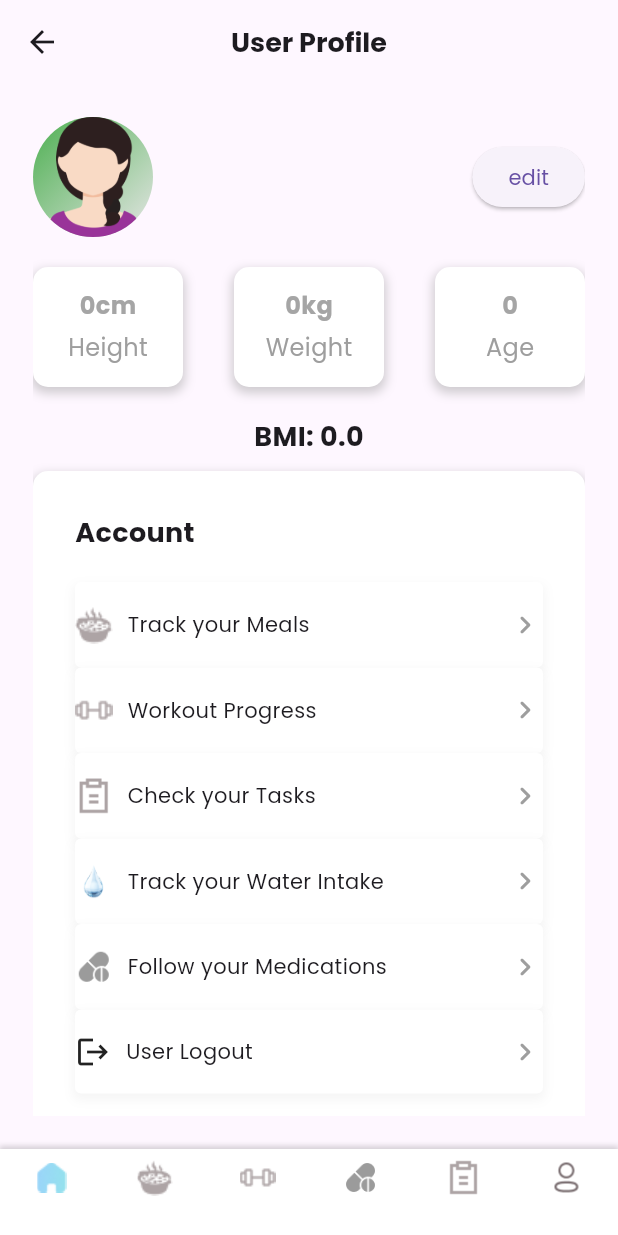
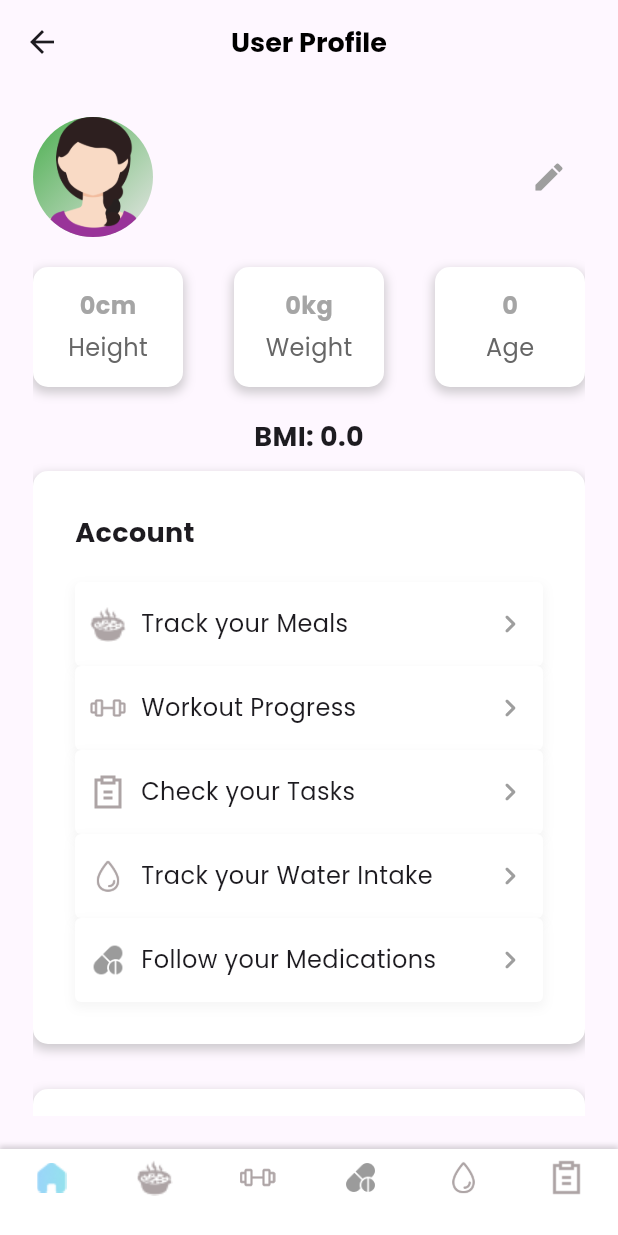
Before and after one commit to MahmodAhmed1/grad_project, a Flutter app: the ProfilePage screen opened directly, on a phone screen of 412 x 824 dp. Run offline on Flutter 3.47's test engine with Material 3 defaults, Android fonts, the phone set to English and light mode, and no system bars; our stand-ins replace bloc, conditional_builder_null_safety, equatable, flutter_bloc, flutter_local_notifications, flutter_slidable and 8 more; missing offline and left inert: duration_picker, flutter_ringtone_player; accounts and stored records are empty; network calls fail; key blocks and very long unbroken strings in the code were emptied for the run.

Commit message:
some edit in icons

```diff
--- a/lib/profile_page/profile_detail_card.dart
+++ b/lib/profile_page/profile_detail_card.dart
@@ -40,7 +40,7 @@ class ProfileDetailCard extends StatelessWidget {
             label,
             style: const TextStyle(
               fontSize: 16,
-              color: Colors.grey,
+              color: Color.fromARGB(255, 102, 102, 102),
             ),
           ),
         ],
--- a/lib/profile_page/profile_option.dart
+++ b/lib/profile_page/profile_option.dart
@@ -1,26 +1,29 @@
 import 'package:flutter/material.dart';
 
 class ProfileOption extends StatelessWidget {
-  final dynamic icon;
+  final Widget destination;
+  final String icon;
   final String label;
-  final Widget destination;
+  final VoidCallback? onTap;
 
   const ProfileOption({
     Key? key,
+    required this.destination,
     required this.icon,
     required this.label,
-    required this.destination,
+    this.onTap,
   }) : super(key: key);
 
   @override
   Widget build(BuildContext context) {
     return InkWell(
-      onTap: () {
-        Navigator.push(
-          context,
-          MaterialPageRoute(builder: (context) => destination),
-        );
-      },
+      onTap: onTap ??
+          () {
+            Navigator.push(
+              context,
+              MaterialPageRoute(builder: (context) => destination),
+            );
+          },
       child: Container(
         decoration: BoxDecoration(
           color: Colors.white,
@@ -35,22 +38,20 @@ class ProfileOption extends StatelessWidget {
           borderRadius: BorderRadius.circular(4),
         ),
         child: Padding(
-          padding: const EdgeInsets.symmetric(vertical: 16, horizontal: 0),
+          padding: const EdgeInsets.symmetric(vertical: 16, horizontal: 10),
           child: Row(
             mainAxisAlignment: MainAxisAlignment.start,
             children: [
-              icon is IconData
-                  ? Icon(icon)
-                  : SizedBox(
-                      width: 25,
-                      child: Image.asset(
-                        icon,
-                        fit: BoxFit.cover,
-                      ),
-                    ),
+              icon.startsWith('assets/')
+                  ? Image.asset(icon, height: 24, width: 24)
+                  : Icon(
+                      IconData(int.parse(icon), fontFamily: 'MaterialIcons')),
               const SizedBox(width: 10),
               Expanded(
-                child: Text(label),
+                child: Text(
+                  label,
+                  style: const TextStyle(fontSize: 16),
+                ),
               ),
               const Icon(
                 Icons.chevron_right_rounded,
--- a/lib/profile_page/profile_section.dart
+++ b/lib/profile_page/profile_section.dart
@@ -1,8 +1,5 @@
 import 'package:flutter/material.dart';
-import 'package:pyramend/authentication/views/provider.dart';
-import 'package:pyramend/profile_page/profile_option.dart';
-// import '../../authentication/views/provider.dart';
-import 'package:provider/provider.dart';
+import 'profile_option.dart';
 
 class ProfileSection extends StatelessWidget {
   final String title;
@@ -40,43 +37,6 @@ class ProfileSection extends StatelessWidget {
           ),
           sizedBoxHeight(20),
           ...options,
-          InkWell(
-            onTap: () {
-              Provider.of<UserProvider>(context, listen: false)
-                  .clearLoginState(context);
-            },
-            child: Container(
-              decoration: BoxDecoration(
-                color: Colors.white,
-                boxShadow: [
-                  BoxShadow(
-                    color: Colors.grey.withOpacity(0.1),
-                    spreadRadius: 1,
-                    blurRadius: 5,
-                    offset: const Offset(0, 3),
-                  ),
-                ],
-                borderRadius: BorderRadius.circular(4),
-              ),
-              child: const Padding(
-                padding: EdgeInsets.symmetric(vertical: 16, horizontal: 0),
-                child: Row(
-                  mainAxisAlignment: MainAxisAlignment.start,
-                  children: [
-                    Icon(Icons.logout),
-                    SizedBox(width: 10),
-                    Expanded(
-                      child: Text("User Logout"),
-                    ),
-                    Icon(
-                      Icons.chevron_right_rounded,
-                      color: Colors.grey,
-                    ),
-                  ],
-                ),
-              ),
-            ),
-          ),
         ],
       ),
     );
@@ -86,7 +46,3 @@ class ProfileSection extends StatelessWidget {
     return SizedBox(height: height);
   }
 }
-
-SizedBox sizedBoxWidth(double width) {
-  return SizedBox(width: width);
-}
--- a/lib/profile_page/user_profile_widget.dart
+++ b/lib/profile_page/user_profile_widget.dart
@@ -1,18 +1,21 @@
 import 'package:flutter/material.dart';
+import 'package:pyramend/authentication/views/provider.dart';
+import 'package:pyramend/shared/componenets/constants/constants.dart';
+import 'package:pyramend/task_management/shared/components/components.dart';
+import 'package:shared_preferences/shared_preferences.dart';
+import 'edit_profile.dart';
+import 'profile_detail_card.dart';
+import 'profile_image.dart';
+import 'profile_option.dart';
+import 'profile_section.dart';
 import 'package:pyramend/dashboard/views/home_page.dart';
 import 'package:pyramend/fitness/views/daily_workouts.dart';
 import 'package:pyramend/health/views/health.dart';
 import 'package:pyramend/meals/views/meal_view.dart';
-import 'package:pyramend/profile_page/edit_profile.dart';
-import 'package:pyramend/profile_page/profile_detail_card.dart';
-import 'package:pyramend/profile_page/profile_image.dart';
-import 'package:pyramend/profile_page/profile_option.dart';
-import 'package:pyramend/profile_page/profile_section.dart';
 import 'package:pyramend/shared/componenets/common_widgets/nav_bar.dart';
-import 'package:pyramend/task_management/shared/components/components.dart';
 import 'package:pyramend/task_management/views/todo_app_home.dart';
 import 'package:pyramend/water_intake/views/water_intake.dart';
-import 'package:shared_preferences/shared_preferences.dart';
+import 'package:provider/provider.dart';
 
 class ProfilePage extends StatefulWidget {
   const ProfilePage({super.key});
@@ -65,10 +68,11 @@ class _ProfilePageState extends State<ProfilePage> {
 
     return Scaffold(
       appBar: AppBar(
-          title: const Text(
+          title: Text(
             'User Profile',
             style: TextStyle(
-              fontSize: 18,
+              color: Colors.black,
+              fontSize: mediumFontSize,
               fontWeight: FontWeight.bold,
             ),
           ),
@@ -96,11 +100,12 @@ class _ProfilePageState extends State<ProfilePage> {
                       ),
                     ),
                   ),
-                  ElevatedButton(
+                  IconButton(
                     onPressed: () {
                       navigateTo(context, EditProfile());
                     },
-                    child: const Text("edit"),
+                    icon: const Icon(Icons.edit),
+                    color: Colors.grey,
                   ),
                 ],
               ),
@@ -137,7 +142,7 @@ class _ProfilePageState extends State<ProfilePage> {
               ProfileSection(
                 title: "Account",
                 options: [
-                  const ProfileOption(
+                  ProfileOption(
                     destination: MealView(),
                     icon: 'assets/icons/meal_menu_icon.png',
                     label: "Track your Meals",
@@ -152,12 +157,12 @@ class _ProfilePageState extends State<ProfilePage> {
                     icon: 'assets/icons/task_menu_icon.png',
                     label: "Check your Tasks",
                   ),
-                  const ProfileOption(
+                  ProfileOption(
                     destination: WaterIntakeHome(),
                     icon: 'assets/icons/water_menu_icon.png',
                     label: "Track your Water Intake",
                   ),
-                  const ProfileOption(
+                  ProfileOption(
                     destination: HealthView(),
                     icon: 'assets/imgs/pills.png',
                     label: "Follow your Medications",
@@ -165,24 +170,28 @@ class _ProfilePageState extends State<ProfilePage> {
                 ],
               ),
               sizedBoxHeight(30),
-              const ProfileSection(
+              ProfileSection(
                 title: "Other",
                 options: [
                   ProfileOption(
                     destination: HomePage(),
-                    icon: Icons.mail_outline,
+                    icon: Icons.mail_outline.codePoint.toString(),
                     label: "Contact Us",
                   ),
                   ProfileOption(
                     destination: HomePage(),
-                    icon: Icons.privacy_tip_outlined,
+                    icon: Icons.privacy_tip_outlined.codePoint.toString(),
                     label: "Privacy Policy",
                   ),
-                  // ProfileOption(
-                  //   destination: HomePage(),
-                  //   icon: Icons.logout,
-                  //   label: "User Logout",
-                  // ),
+                  ProfileOption(
+                    destination: HomePage(),
+                    icon: Icons.logout.codePoint.toString(),
+                    label: "User Logout",
+                    onTap: () {
+                      Provider.of<UserProvider>(context, listen: false)
+                          .clearLoginState(context);
+                    },
+                  ),
                 ],
               ),
             ],
@@ -192,4 +201,8 @@ class _ProfilePageState extends State<ProfilePage> {
       bottomNavigationBar: const NavBarView(),
     );
   }
+
+  SizedBox sizedBoxHeight(double height) {
+    return SizedBox(height: height);
+  }
 }
--- a/lib/shared/componenets/common_widgets/nav_bar.dart
+++ b/lib/shared/componenets/common_widgets/nav_bar.dart
@@ -6,6 +6,7 @@ import 'package:pyramend/health/views/health.dart';
 import 'package:pyramend/meals/views/meal_view.dart';
 import 'package:pyramend/profile_page/user_profile_widget.dart';
 import 'package:pyramend/task_management/views/todo_app_home.dart';
+import 'package:pyramend/water_intake/views/water_intake.dart';
 import '../../styles/colors/colors.dart';
 
 class NavBarView extends StatefulWidget {
@@ -22,8 +23,8 @@ class _NavBarViewState extends State<NavBarView> {
     const MealView(),
     DailyWorkouts(),
     const HealthView(),
+    const WaterIntakeHome(),
     TodoAppHome(),
-    ProfilePage(),
   ];
 
   @override
@@ -52,7 +53,11 @@ class _NavBarViewState extends State<NavBarView> {
             activeIcon: Image.asset('assets/icons/selected_meal_menu_icon.png'),
           ),
           BottomNavigationBarItem(
-            icon: Image.asset('assets/icons/fitness_menu_icon.png'),
+            icon: Container(
+              width: 24,
+              height: 24,
+              child: Image.asset('assets/icons/fitness_menu_icon.png'),
+            ),
             label: '',
             activeIcon:
                 Image.asset('assets/icons/selected_fitness_menu_icon.png'),
@@ -67,16 +72,16 @@ class _NavBarViewState extends State<NavBarView> {
             activeIcon: Image.asset('assets/icons/selected_task_menu_icon.png'),
           ),
           BottomNavigationBarItem(
-            icon: Image.asset('assets/icons/task_menu_icon.png'),
+            icon: Container(
+              width: 24,
+              height: 24,
+              child: Image.asset('assets/icons/water_menu_icon.png'),
+            ),
             label: '',
             activeIcon: Image.asset('assets/icons/selected_task_menu_icon.png'),
           ),
           BottomNavigationBarItem(
-            icon: Container(
-              width: 24,
-              height: 24,
-              child: Image.asset('assets/icons/profile_menu_icon.png'),
-            ),
+            icon: Image.asset('assets/icons/task_menu_icon.png'),
             label: '',
             activeIcon: Image.asset('assets/icons/selected_task_menu_icon.png'),
           ),
--- a/lib/task_management/views/task item box/task_name_container.dart
+++ b/lib/task_management/views/task item box/task_name_container.dart
@@ -9,6 +9,10 @@ class TaskNameContainer extends StatelessWidget {
   Widget build(BuildContext context) {
     return GestureDetector(
       onTap: () => print("Task Name Container"),
+      child: ConstrainedBox(
+        constraints: const BoxConstraints(
+          maxWidth: 200,
+        ),
         child: Text(
           task["taskName"],
           maxLines: 1,
@@ -19,6 +23,7 @@ class TaskNameContainer extends StatelessWidget {
             color: Color.fromARGB(255, 66, 66, 66),
           ),
         ),
+      ),
     );
   }
 }
--- a/lib/task_management/views/todo_app_home.dart
+++ b/lib/task_management/views/todo_app_home.dart
@@ -1,4 +1,5 @@
 import 'package:flutter/material.dart';
+import 'package:pyramend/shared/componenets/constants/constants.dart';
 import 'package:pyramend/task_management/views/archive_todo_app.dart';
 import 'package:pyramend/task_management/views/daily_schedule.dart';
 import 'package:flutter_bloc/flutter_bloc.dart';
@@ -34,10 +35,11 @@ class TodoAppHome extends StatelessWidget {
               },
               icon: arrowBackIcon,
             ),
-            title: const Text(
+            title: Text(
               "To-Do",
               style: TextStyle(
-                fontSize: 20,
+                color: Colors.black,
+                fontSize: mediumFontSize,
                 fontWeight: FontWeight.bold,
               ),
             ),
```
Also changed, not shown: lib/dashboard/views/home_page.dart (+55 -2 lines), lib/dashboard/views/task_management_status/task_box.dart (+9 -4 lines), lib/health/views/add_medicine.dart (+39 -27 lines), lib/health/views/health.dart (+50 -45 lines), lib/meals/views/meal_view.dart (+29 -29 lines), lib/water_intake/views/greeting_text.dart (+6 -6 lines), lib/water_intake/views/water_intake.dart (+7 -4 lines), assets/icons/fitness_menu_icon.png, assets/icons/water_menu_icon.png. Lines whose indentation alone changed are shown as unchanged.
